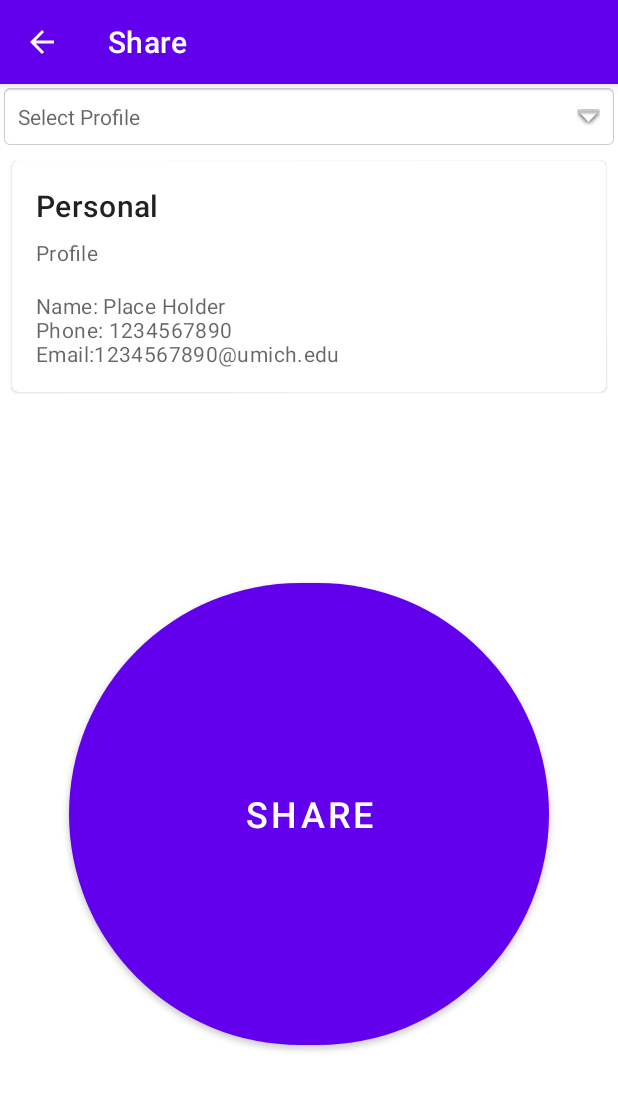
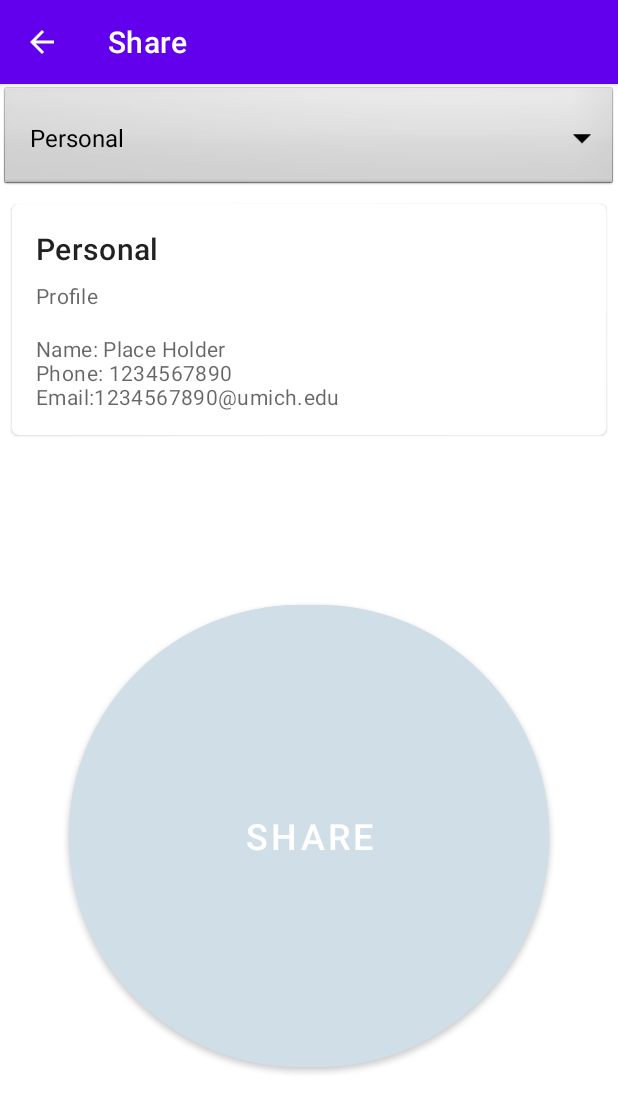
Before and after one commit to epigone707/Timi-ContacTap, an Android app: the ShareActivity screen opened directly, with no data from a screen before it, on a phone screen of 412 x 824 dp. Shown: the top 1112 px of the screen. Run offline under Robolectric (Android 15) with nearby library versions, the phone set to English and light mode, and no system bars.

Commit message:
Update controller of share view

```diff
--- /dev/null
+++ b/ContacTap/app/src/main/java/edu/umich/yanfuguo/contactap/Extensions.kt
@@ -0,0 +1,8 @@
+package edu.umich.yanfuguo.contactap
+
+import android.content.Context
+import android.widget.Toast
+
+fun Context.toast(message: String, short: Boolean = true) {
+    Toast.makeText(this, message, if (short) Toast.LENGTH_SHORT else Toast.LENGTH_LONG).show()
+}
--- a/ContacTap/app/src/main/java/edu/umich/yanfuguo/contactap/ui/ShareActivity.kt
+++ b/ContacTap/app/src/main/java/edu/umich/yanfuguo/contactap/ui/ShareActivity.kt
@@ -1,20 +1,54 @@
 package edu.umich.yanfuguo.contactap.ui
 
+import android.R
+import android.content.res.ColorStateList
 import androidx.appcompat.app.AppCompatActivity
 import android.os.Bundle
-import edu.umich.yanfuguo.contactap.R
+import android.view.View
+import android.widget.AdapterView
+import edu.umich.yanfuguo.contactap.databinding.ActivityShareBinding
+import edu.umich.yanfuguo.contactap.R.color.share_active
+import edu.umich.yanfuguo.contactap.R.color.share_inactive
+import android.widget.ArrayAdapter
+import edu.umich.yanfuguo.contactap.toast
 
-class ShareActivity : AppCompatActivity() {
+class ShareActivity : AppCompatActivity(), AdapterView.OnItemSelectedListener {
+    private var isSharing = false
+    private lateinit var share_view: ActivityShareBinding
+
     override fun onCreate(savedInstanceState: Bundle?) {
         super.onCreate(savedInstanceState)
-        setContentView(R.layout.activity_share)
+        share_view = ActivityShareBinding.inflate(layoutInflater)
+        setContentView(share_view.root)
 
         supportActionBar?.setDisplayHomeAsUpEnabled(true);
         supportActionBar?.setDisplayShowHomeEnabled(true);
+
+        val items = arrayOf("Personal", "Business", "EECS 441")
+        val adapter = ArrayAdapter(this, R.layout.simple_spinner_dropdown_item, items)
+        share_view.profileSelector.adapter = adapter
+        share_view.profileSelector.onItemSelectedListener = this;
     }
 
     override fun onSupportNavigateUp(): Boolean {
         onBackPressed()
         return true
     }
+
+    override fun onItemSelected(parent: AdapterView<*>, view: View?, pos: Int, id: Long) {
+        // An item was selected. You can retrieve the selected item using
+        // parent.getItemAtPosition(pos)
+        toast("Selected profile $pos")
+    }
+
+    override fun onNothingSelected(parent: AdapterView<*>) {
+        // Another interface callback
+    }
+
+    fun toggleShare(view: View?){
+        isSharing = !isSharing;
+        share_view.shareButton.backgroundTintList = ColorStateList.valueOf(
+            getColor(if(isSharing) share_active else share_inactive));
+        share_view.shareButton.text = if (isSharing) "SHAREING" else "SHARE";
+    }
 }
--- a/ContacTap/app/src/main/res/layout/activity_share.xml
+++ b/ContacTap/app/src/main/res/layout/activity_share.xml
@@ -6,19 +6,18 @@
     android:layout_height="match_parent"
     tools:context=".ui.ShareActivity">
 
-    <TextView
+    <Spinner
         android:id="@+id/profile_selector"
         android:layout_width="0dp"
         android:layout_height="wrap_content"
         android:layout_centerInParent="true"
-        android:background="@android:drawable/editbox_background"
         android:drawablePadding="16dp"
-        android:hint="Select Profile"
         android:padding="12dp"
-        app:drawableRightCompat="@android:drawable/arrow_down_float"
+        android:background="@android:drawable/btn_dropdown"
         app:layout_constraintEnd_toEndOf="parent"
         app:layout_constraintStart_toStartOf="parent"
-        app:layout_constraintTop_toTopOf="parent" />
+        app:layout_constraintTop_toTopOf="parent"
+        android:spinnerMode="dropdown"/>
 
     <com.google.android.material.card.MaterialCardView
         android:id="@+id/profile_card"
@@ -77,6 +76,8 @@
         android:layout_marginBottom="8dp"
         android:text="Share"
         android:textSize="24sp"
+        android:onClick="toggleShare"
+        android:backgroundTint="@color/share_inactive"
         app:cornerRadius="1200dp"
         app:layout_constraintBottom_toBottomOf="parent"
         app:layout_constraintEnd_toEndOf="parent"
--- a/ContacTap/app/src/main/res/values/colors.xml
+++ b/ContacTap/app/src/main/res/values/colors.xml
@@ -7,4 +7,6 @@
     <color name="teal_700">#FF018786</color>
     <color name="black">#FF000000</color>
     <color name="white">#FFFFFFFF</color>
+    <color name="share_active">#FF03DAC5</color>
+    <color name="share_inactive">#FFD0DFE7</color>
 </resources>
```
